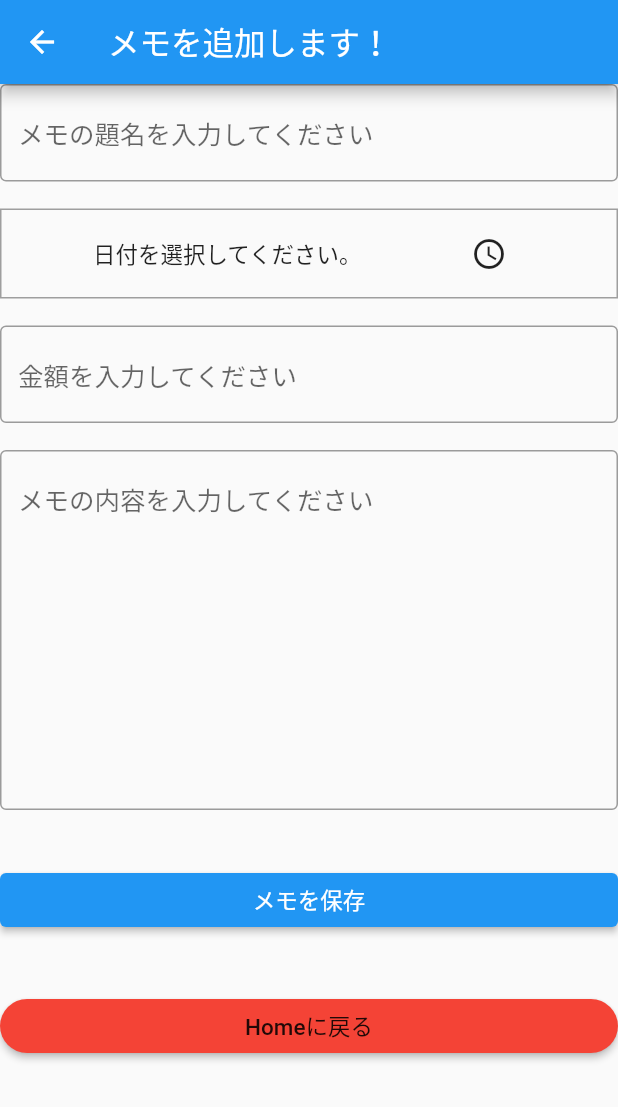
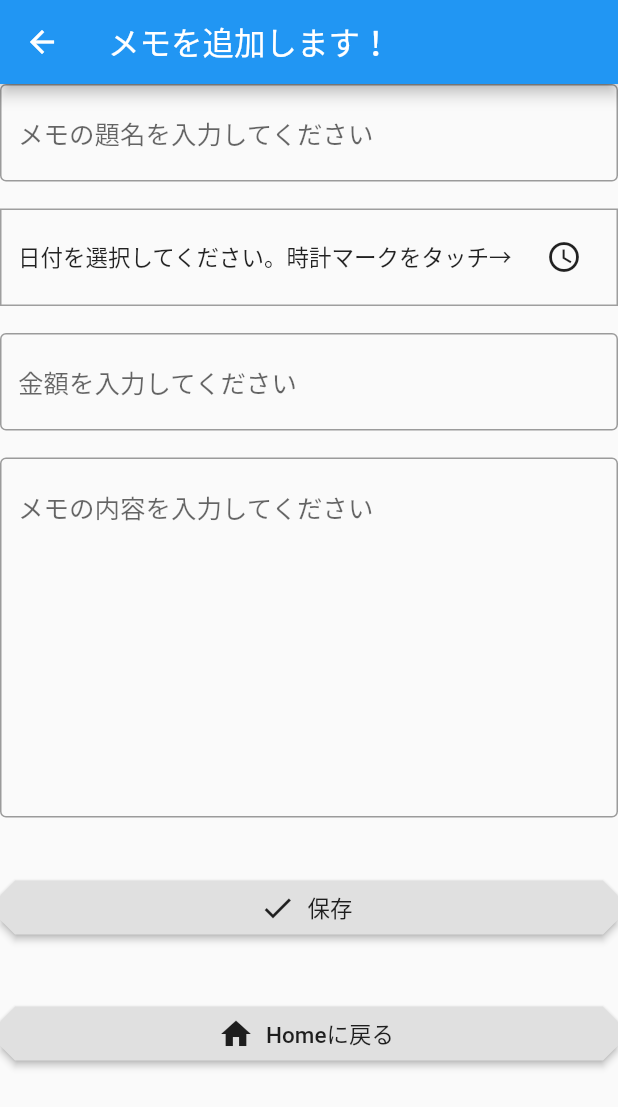
Before and after one commit to T-REXBIBIO/Mr.Do, a Flutter app: the createPage screen opened directly, on a phone screen of 412 x 824 dp. Shown: the top 1107 px of the screen. Run offline on Flutter 3.47's test engine with Material 2 defaults, Android fonts, the phone set to English and light mode, and no system bars; our stand-ins replace cloud_firestore, firebase_core; accounts and stored records are empty.

Commit message:
ボタンのUI調整

```diff
--- a/lib/create.dart
+++ b/lib/create.dart
@@ -20,7 +20,7 @@ class _createPageState extends State<createPage> {
 
   String get see {
     if(limit == null){
-      return '日付を選択してください。';
+      return '日付を選択してください。時計マークをタッチ→';
     }
     DateFormat outputFormat = DateFormat('yyyy年MM月dd日H時mm分');
     return outputFormat.format(limit!);
@@ -79,7 +79,7 @@ class _createPageState extends State<createPage> {
           ),
           //ここはDateTimePickerで作る
           Container(
-            height: 60,
+            height: 65,
             child: Row(
               mainAxisAlignment: MainAxisAlignment.spaceEvenly,
               children: [
@@ -141,7 +141,12 @@ class _createPageState extends State<createPage> {
               )
           ),
           Container(
-              child: ElevatedButton(
+              child: RaisedButton.icon(
+                icon: Icon(Icons.done),
+              label: Text("保存"),
+              shape: BeveledRectangleBorder(
+              borderRadius: BorderRadius.circular(10.0),
+              ),
                 onPressed: () {
                   FirebaseFirestore.instance.collection("Todo").add({
                     "title": title,
@@ -153,7 +158,6 @@ class _createPageState extends State<createPage> {
                   );
                   Navigator.of(context).pop();
                 },
-                child: Text("メモを保存"),
               )
           ),
           Container(
@@ -167,15 +171,17 @@ class _createPageState extends State<createPage> {
               )
           ),
           Container(
-            child: RaisedButton(
-              child: const Text("Homeに戻る"),
-              color: Colors.red,
-              shape: const StadiumBorder(),
+            child: RaisedButton.icon(
+              icon: Icon(Icons.home),
+              label: Text("Homeに戻る"),
+            shape: BeveledRectangleBorder(
+            borderRadius: BorderRadius.circular(10.0),
+            ),
               onPressed: () {
                 Navigator.of(context).pop();
               },
-            ),
-          )
+          ),
+          ),
         ],
       ),
     );
```
Also changed, not shown: lib/contents.dart (+6 -3 lines), lib/main.dart (+33 -13 lines).
